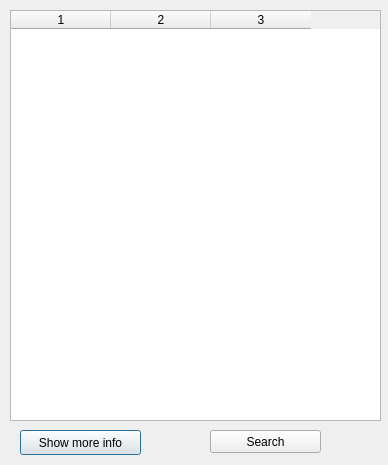
Qt form Pharmacy/pharmaciesform.ui (kokos34/Pharmacy) before a commit.
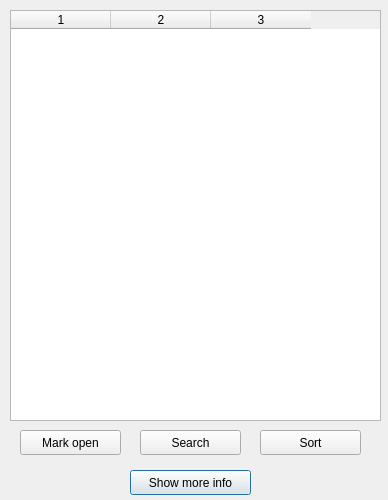
The same form after that commit.

Patch:
```diff
--- a/Pharmacy/pharmaciesform.ui
+++ b/Pharmacy/pharmaciesform.ui
@@ -10,13 +10,19 @@
     <x>0</x>
     <y>0</y>
     <width>388</width>
-    <height>465</height>
+    <height>500</height>
    </rect>
   </property>
+  <property name="minimumSize">
+   <size>
+    <width>0</width>
+    <height>465</height>
+   </size>
+  </property>
   <property name="maximumSize">
    <size>
     <width>388</width>
-    <height>465</height>
+    <height>500</height>
    </size>
   </property>
   <property name="windowTitle">
@@ -44,8 +50,8 @@
   <widget class="QPushButton" name="moreInfo">
    <property name="geometry">
     <rect>
-     <x>20</x>
-     <y>430</y>
+     <x>130</x>
+     <y>470</y>
      <width>121</width>
      <height>25</height>
     </rect>
@@ -57,16 +63,42 @@
   <widget class="QPushButton" name="pushButton">
    <property name="geometry">
     <rect>
-     <x>210</x>
+     <x>140</x>
      <y>430</y>
-     <width>111</width>
-     <height>23</height>
+     <width>101</width>
+     <height>25</height>
     </rect>
    </property>
    <property name="text">
     <string>Search</string>
    </property>
   </widget>
+  <widget class="QPushButton" name="sortButton">
+   <property name="geometry">
+    <rect>
+     <x>260</x>
+     <y>430</y>
+     <width>101</width>
+     <height>25</height>
+    </rect>
+   </property>
+   <property name="text">
+    <string>Sort</string>
+   </property>
+  </widget>
+  <widget class="QPushButton" name="markOpen">
+   <property name="geometry">
+    <rect>
+     <x>20</x>
+     <y>430</y>
+     <width>101</width>
+     <height>25</height>
+    </rect>
+   </property>
+   <property name="text">
+    <string>Mark open</string>
+   </property>
+  </widget>
  </widget>
  <resources/>
  <connections/>
```
